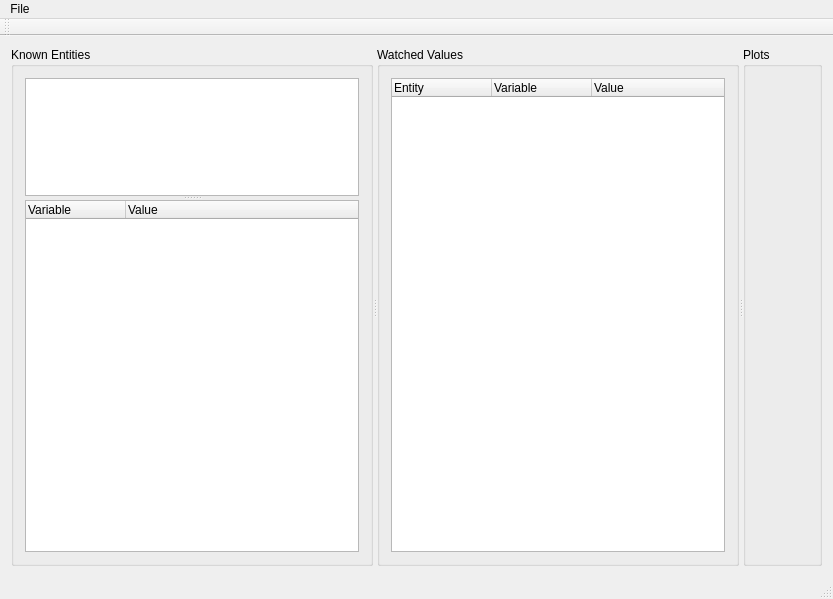
Above: Visualization/MainWindow.ui from apmavs/dis_debugger before the change. Below: the same form after it.
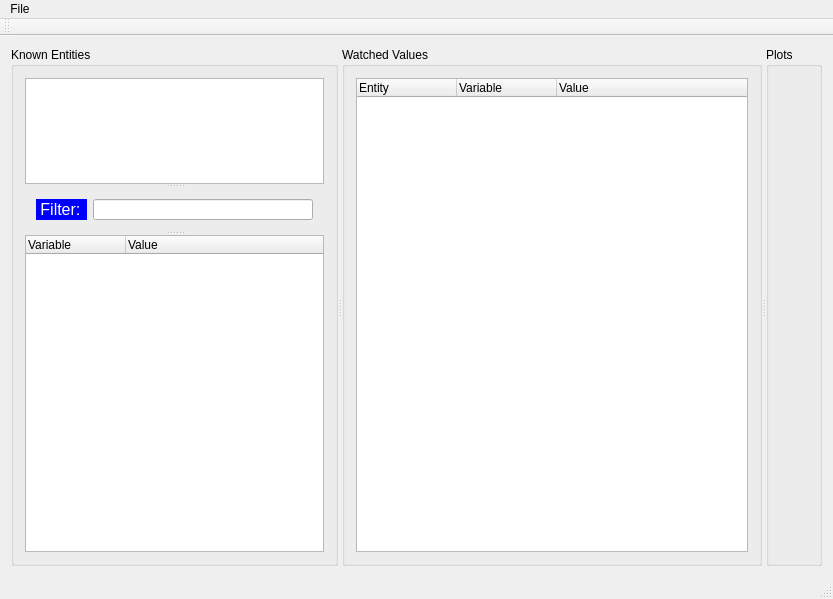
That is the form after the change. Custom widgets are drawn as their Qt base class.

Commit message: Add filter capability

```diff
--- a/Visualization/MainWindow.ui
+++ b/Visualization/MainWindow.ui
@@ -30,9 +30,12 @@
        <enum>Qt::Horizontal</enum>
       </property>
       <widget class="QGroupBox" name="EntityGroupBox">
+       <property name="enabled">
+        <bool>true</bool>
+       </property>
        <property name="sizePolicy">
         <sizepolicy hsizetype="Expanding" vsizetype="Expanding">
-         <horstretch>0</horstretch>
+         <horstretch>2</horstretch>
          <verstretch>0</verstretch>
         </sizepolicy>
        </property>
@@ -68,6 +71,197 @@
             <enum>QListView::Adjust</enum>
            </property>
           </widget>
+          <widget class="QWidget" name="layoutWidget">
+           <layout class="QHBoxLayout" name="horizontalLayout_3">
+            <property name="sizeConstraint">
+             <enum>QLayout::SetMinAndMaxSize</enum>
+            </property>
+            <item>
+             <widget class="QLabel" name="FilterLabel">
+              <property name="sizePolicy">
+               <sizepolicy hsizetype="Fixed" vsizetype="Fixed">
+                <horstretch>0</horstretch>
+                <verstretch>1</verstretch>
+               </sizepolicy>
+              </property>
+              <property name="minimumSize">
+               <size>
+                <width>51</width>
+                <height>21</height>
+               </size>
+              </property>
+              <property name="maximumSize">
+               <size>
+                <width>51</width>
+                <height>21</height>
+               </size>
+              </property>
+              <property name="palette">
+               <palette>
+                <active>
+                 <colorrole role="WindowText">
+                  <brush brushstyle="SolidPattern">
+                   <color alpha="255">
+                    <red>255</red>
+                    <green>255</green>
+                    <blue>255</blue>
+                   </color>
+                  </brush>
+                 </colorrole>
+                 <colorrole role="Button">
+                  <brush brushstyle="SolidPattern">
+                   <color alpha="255">
+                    <red>0</red>
+                    <green>0</green>
+                    <blue>255</blue>
+                   </color>
+                  </brush>
+                 </colorrole>
+                 <colorrole role="Base">
+                  <brush brushstyle="SolidPattern">
+                   <color alpha="255">
+                    <red>0</red>
+                    <green>0</green>
+                    <blue>255</blue>
+                   </color>
+                  </brush>
+                 </colorrole>
+                 <colorrole role="Window">
+                  <brush brushstyle="SolidPattern">
+                   <color alpha="255">
+                    <red>0</red>
+                    <green>0</green>
+                    <blue>255</blue>
+                   </color>
+                  </brush>
+                 </colorrole>
+                </active>
+                <inactive>
+                 <colorrole role="WindowText">
+                  <brush brushstyle="SolidPattern">
+                   <color alpha="255">
+                    <red>255</red>
+                    <green>255</green>
+                    <blue>255</blue>
+                   </color>
+                  </brush>
+                 </colorrole>
+                 <colorrole role="Button">
+                  <brush brushstyle="SolidPattern">
+                   <color alpha="255">
+                    <red>0</red>
+                    <green>0</green>
+                    <blue>255</blue>
+                   </color>
+                  </brush>
+                 </colorrole>
+                 <colorrole role="Base">
+                  <brush brushstyle="SolidPattern">
+                   <color alpha="255">
+                    <red>0</red>
+                    <green>0</green>
+                    <blue>255</blue>
+                   </color>
+                  </brush>
+                 </colorrole>
+                 <colorrole role="Window">
+                  <brush brushstyle="SolidPattern">
+                   <color alpha="255">
+                    <red>0</red>
+                    <green>0</green>
+                    <blue>255</blue>
+                   </color>
+                  </brush>
+                 </colorrole>
+                </inactive>
+                <disabled>
+                 <colorrole role="WindowText">
+                  <brush brushstyle="SolidPattern">
+                   <color alpha="255">
+                    <red>120</red>
+                    <green>120</green>
+                    <blue>120</blue>
+                   </color>
+                  </brush>
+                 </colorrole>
+                 <colorrole role="Button">
+                  <brush brushstyle="SolidPattern">
+                   <color alpha="255">
+                    <red>0</red>
+                    <green>0</green>
+                    <blue>255</blue>
+                   </color>
+                  </brush>
+                 </colorrole>
+                 <colorrole role="Base">
+                  <brush brushstyle="SolidPattern">
+                   <color alpha="255">
+                    <red>0</red>
+                    <green>0</green>
+                    <blue>255</blue>
+                   </color>
+                  </brush>
+                 </colorrole>
+                 <colorrole role="Window">
+                  <brush brushstyle="SolidPattern">
+                   <color alpha="255">
+                    <red>0</red>
+                    <green>0</green>
+                    <blue>255</blue>
+                   </color>
+                  </brush>
+                 </colorrole>
+                </disabled>
+               </palette>
+              </property>
+              <property name="font">
+               <font>
+                <pointsize>12</pointsize>
+               </font>
+              </property>
+              <property name="styleSheet">
+               <string notr="true">background-color: blue</string>
+              </property>
+              <property name="text">
+               <string> Filter:</string>
+              </property>
+             </widget>
+            </item>
+            <item>
+             <widget class="QLineEdit" name="FilterInput">
+              <property name="sizePolicy">
+               <sizepolicy hsizetype="Expanding" vsizetype="Fixed">
+                <horstretch>0</horstretch>
+                <verstretch>1</verstretch>
+               </sizepolicy>
+              </property>
+              <property name="minimumSize">
+               <size>
+                <width>0</width>
+                <height>21</height>
+               </size>
+              </property>
+              <property name="maximumSize">
+               <size>
+                <width>16777215</width>
+                <height>21</height>
+               </size>
+              </property>
+              <property name="baseSize">
+               <size>
+                <width>10</width>
+                <height>21</height>
+               </size>
+              </property>
+              <property name="font">
+               <font>
+                <pointsize>12</pointsize>
+               </font>
+              </property>
+             </widget>
+            </item>
+           </layout>
+          </widget>
           <widget class="EntityDataList" name="AttributeView">
            <property name="sizePolicy">
             <sizepolicy hsizetype="Expanding" vsizetype="Expanding">
@@ -119,8 +313,8 @@
       </widget>
       <widget class="QGroupBox" name="WatchGroupBox">
        <property name="sizePolicy">
-        <sizepolicy hsizetype="MinimumExpanding" vsizetype="MinimumExpanding">
-         <horstretch>0</horstretch>
+        <sizepolicy hsizetype="Expanding" vsizetype="Expanding">
+         <horstretch>5</horstretch>
          <verstretch>0</verstretch>
         </sizepolicy>
        </property>
@@ -179,7 +373,7 @@
       <widget class="QGroupBox" name="PlotBox">
        <property name="sizePolicy">
         <sizepolicy hsizetype="Expanding" vsizetype="Expanding">
-         <horstretch>0</horstretch>
+         <horstretch>2</horstretch>
          <verstretch>0</verstretch>
         </sizepolicy>
        </property>
```
Left out of the diff: 4 changed lines with no effect on the pictures. The commit also changes 7 other files.
